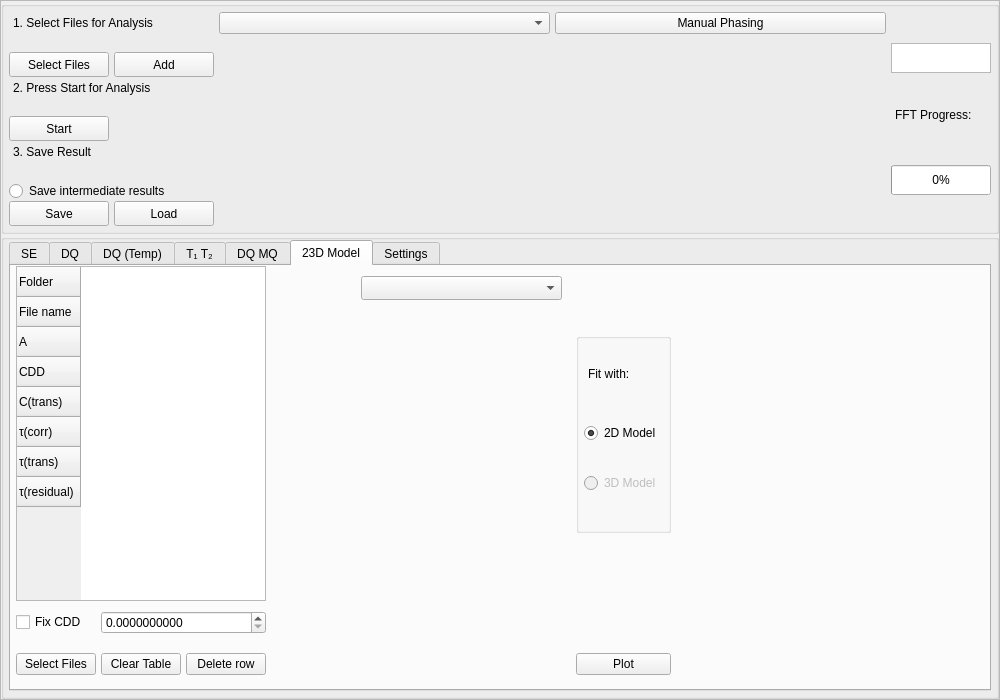
This is form.ui in timesama/M2-Approach as Qt 5 draws it before an edit. The edited form follows.
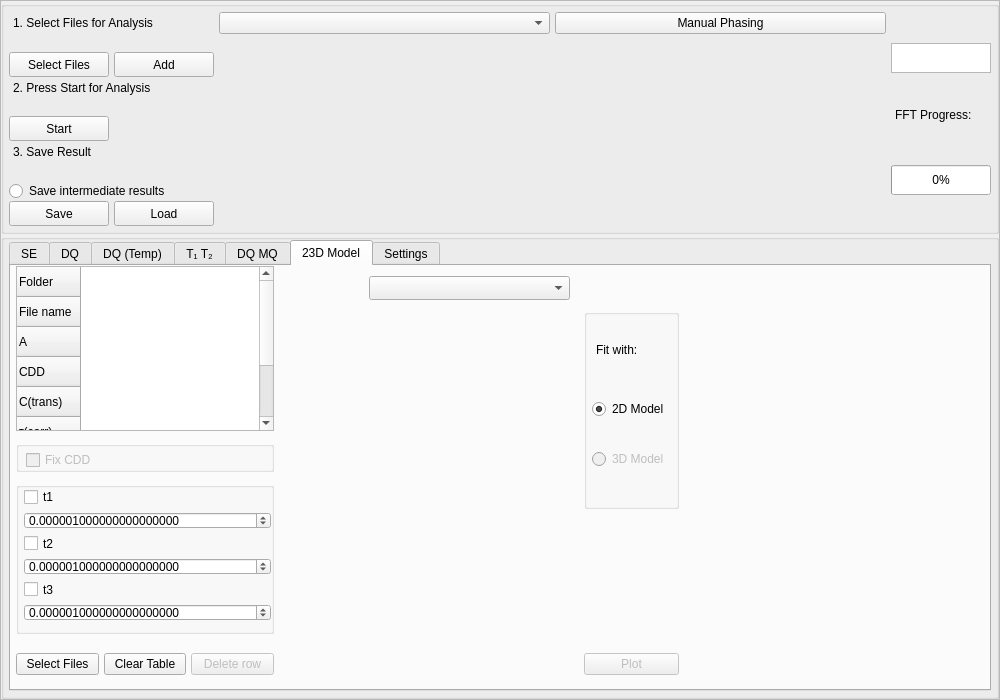
This is the edited form. Custom widgets are drawn as their Qt base class.

Commit message: the simulation of three tau is submitted. It is a good question what to do with CDD (123) In origin it is all different CDD-s

Patch:
```diff
--- a/form.ui
+++ b/form.ui
@@ -2630,7 +2630,7 @@
                 <number>5</number>
                </property>
                <item>
-                <layout class="QGridLayout" name="gridLayout" columnstretch="1,1,1,4,0,4">
+                <layout class="QGridLayout" name="gridLayout" columnstretch="1,1,1,3,0,3">
                  <property name="leftMargin">
                   <number>0</number>
                  </property>
@@ -2646,7 +2646,7 @@
                  <property name="verticalSpacing">
                   <number>10</number>
                  </property>
-                 <item row="0" column="0" colspan="3">
+                 <item row="0" column="0" rowspan="2" colspan="3">
                   <widget class="QTableWidget" name="table_FFC_1">
                    <property name="maximumSize">
                     <size>
@@ -2714,8 +2714,58 @@
                    </row>
                   </widget>
                  </item>
-                 <item row="0" column="5">
-                  <widget class="PlotWidget" name="FFC_Widget_2" native="true">
+                 <item row="6" column="3">
+                  <widget class="QTextEdit" name="textEdit_error_2">
+                   <property name="maximumSize">
+                    <size>
+                     <width>200</width>
+                     <height>40</height>
+                    </size>
+                   </property>
+                   <property name="mouseTracking">
+                    <bool>false</bool>
+                   </property>
+                   <property name="focusPolicy">
+                    <enum>Qt::NoFocus</enum>
+                   </property>
+                   <property name="acceptDrops">
+                    <bool>false</bool>
+                   </property>
+                   <property name="styleSheet">
+                    <string notr="true">background: transparent</string>
+                   </property>
+                   <property name="frameShape">
+                    <enum>QFrame::NoFrame</enum>
+                   </property>
+                   <property name="verticalScrollBarPolicy">
+                    <enum>Qt::ScrollBarAlwaysOff</enum>
+                   </property>
+                   <property name="horizontalScrollBarPolicy">
+                    <enum>Qt::ScrollBarAlwaysOff</enum>
+                   </property>
+                   <property name="sizeAdjustPolicy">
+                    <enum>QAbstractScrollArea::AdjustToContents</enum>
+                   </property>
+                   <property name="undoRedoEnabled">
+                    <bool>false</bool>
+                   </property>
+                   <property name="html">
+                    <string>&lt;!DOCTYPE HTML PUBLIC &quot;-//W3C//DTD HTML 4.0//EN&quot; &quot;http://www.w3.org/TR/REC-html40/strict.dtd&quot;&gt;
+&lt;html&gt;&lt;head&gt;&lt;meta name=&quot;qrichtext&quot; content=&quot;1&quot; /&gt;&lt;meta charset=&quot;utf-8&quot; /&gt;&lt;style type=&quot;text/css&quot;&gt;
+p, li { white-space: pre-wrap; }
+hr { height: 1px; border-width: 0; }
+li.unchecked::marker { content: &quot;\2610&quot;; }
+li.checked::marker { content: &quot;\2612&quot;; }
+&lt;/style&gt;&lt;/head&gt;&lt;body style=&quot; font-family:'Segoe UI'; font-size:9pt; font-weight:400; font-style:normal;&quot;&gt;
+&lt;p style=&quot;-qt-paragraph-type:empty; margin-top:0px; margin-bottom:0px; margin-left:0px; margin-right:0px; -qt-block-indent:0; text-indent:0px;&quot;&gt;&lt;br /&gt;&lt;/p&gt;&lt;/body&gt;&lt;/html&gt;</string>
+                   </property>
+                   <property name="textInteractionFlags">
+                    <set>Qt::NoTextInteraction</set>
+                   </property>
+                  </widget>
+                 </item>
+                 <item row="0" column="3" rowspan="6">
+                  <widget class="PlotWidget" name="FFC_Widget_1" native="true">
                    <property name="minimumSize">
                     <size>
                      <width>300</width>
@@ -2725,23 +2775,35 @@
                    <property name="styleSheet">
                     <string notr="true"/>
                    </property>
+                   <widget class="QComboBox" name="comboBox_8">
+                    <property name="geometry">
+                     <rect>
+                      <x>90</x>
+                      <y>10</y>
+                      <width>201</width>
+                      <height>24</height>
+                     </rect>
+                    </property>
+                    <property name="styleSheet">
+                     <string notr="true">background: none</string>
+                    </property>
+                    <property name="placeholderText">
+                     <string>Choose File for Analysis</string>
+                    </property>
+                   </widget>
                   </widget>
                  </item>
-                 <item row="2" column="4">
-                  <widget class="QPushButton" name="btn_Plot1_2">
-                   <property name="text">
-                    <string>Plot</string>
+                 <item row="6" column="2">
+                  <widget class="QPushButton" name="btn_DeleteRow_2">
+                   <property name="enabled">
+                    <bool>false</bool>
                    </property>
-                  </widget>
-                 </item>
-                 <item row="2" column="0">
-                  <widget class="QPushButton" name="btn_SelectFiles_FFC">
                    <property name="text">
-                    <string>Select Files</string>
+                    <string>Delete row</string>
                    </property>
                   </widget>
                  </item>
-                 <item row="0" column="4">
+                 <item row="0" column="4" rowspan="5">
                   <widget class="QGroupBox" name="groupBox_equations_5">
                    <property name="minimumSize">
                     <size>
@@ -2844,123 +2906,233 @@
                    </layout>
                   </widget>
                  </item>
-                 <item row="2" column="3">
-                  <widget class="QTextEdit" name="textEdit_error_2">
+                 <item row="4" column="0" rowspan="2" colspan="3">
+                  <widget class="QGroupBox" name="groupBox_equations_6">
+                   <property name="minimumSize">
+                    <size>
+                     <width>50</width>
+                     <height>50</height>
+                    </size>
+                   </property>
                    <property name="maximumSize">
                     <size>
-                     <width>200</width>
-                     <height>40</height>
+                     <width>400</width>
+                     <height>400</height>
                     </size>
                    </property>
-                   <property name="mouseTracking">
+                   <property name="title">
+                    <string/>
+                   </property>
+                   <layout class="QVBoxLayout" name="verticalLayout_10">
+                    <property name="leftMargin">
+                     <number>5</number>
+                    </property>
+                    <property name="topMargin">
+                     <number>0</number>
+                    </property>
+                    <property name="rightMargin">
+                     <number>0</number>
+                    </property>
+                    <property name="bottomMargin">
+                     <number>10</number>
+                    </property>
+                    <item>
+                     <widget class="QCheckBox" name="checkBox_5">
+                      <property name="text">
+                       <string>t1</string>
+                      </property>
+                     </widget>
+                    </item>
+                    <item>
+                     <widget class="QDoubleSpinBox" name="doubleSpinBox_2">
+                      <property name="showGroupSeparator" stdset="0">
+                       <bool>true</bool>
+                      </property>
+                      <property name="decimals">
+                       <number>21</number>
+                      </property>
+                      <property name="minimum">
+                       <double>0.000000000000000</double>
+                      </property>
+                      <property name="maximum">
+                       <double>10000000000.000000000000000</double>
+                      </property>
+                      <property name="singleStep">
+                       <double>0.001000000000000</double>
+                      </property>
+                      <property name="stepType">
+                       <enum>QAbstractSpinBox::AdaptiveDecimalStepType</enum>
+                      </property>
+                      <property name="value">
+                       <double>0.000001000000000</double>
+                      </property>
+                     </widget>
+                    </item>
+                    <item>
+                     <widget class="QCheckBox" name="checkBox_4">
+                      <property name="text">
+                       <string>t2</string>
+                      </property>
+                     </widget>
+                    </item>
+                    <item>
+                     <widget class="QDoubleSpinBox" name="doubleSpinBox_3">
+                      <property name="showGroupSeparator" stdset="0">
+                       <bool>true</bool>
+                      </property>
+                      <property name="decimals">
+                       <number>21</number>
+                      </property>
+                      <property name="minimum">
+                       <double>0.000000000000000</double>
+                      </property>
+                      <property name="maximum">
+                       <double>10000000000.000000000000000</double>
+                      </property>
+                      <property name="singleStep">
+                       <double>0.001000000000000</double>
+                      </property>
+                      <property name="stepType">
+                       <enum>QAbstractSpinBox::AdaptiveDecimalStepType</enum>
+                      </property>
+                      <property name="value">
+                       <double>0.000001000000000</double>
+                      </property>
+                     </widget>
+                    </item>
+                    <item>
+                     <widget class="QCheckBox" name="checkBox_6">
+                      <property name="text">
+                       <string>t3</string>
+                      </property>
+                     </widget>
+                    </item>
+                    <item>
+                     <widget class="QDoubleSpinBox" name="doubleSpinBox_4">
+                      <property name="showGroupSeparator" stdset="0">
+                       <bool>true</bool>
+                      </property>
+                      <property name="decimals">
+                       <number>21</number>
+                      </property>
+                      <property name="minimum">
+                       <double>0.000000000000000</double>
+                      </property>
+                      <property name="maximum">
+                       <double>10000000000.000000000000000</double>
+                      </property>
+                      <property name="singleStep">
+                       <double>0.001000000000000</double>
+                      </property>
+                      <property name="stepType">
+                       <enum>QAbstractSpinBox::AdaptiveDecimalStepType</enum>
+                      </property>
+                      <property name="value">
+                       <double>0.000001000000000</double>
+                      </property>
+                     </widget>
+                    </item>
+                   </layout>
+                  </widget>
+                 </item>
+                 <item row="6" column="4">
+                  <widget class="QPushButton" name="btn_Plot1_2">
+                   <property name="enabled">
                     <bool>false</bool>
                    </property>
-                   <property name="focusPolicy">
-                    <enum>Qt::NoFocus</enum>
+                   <property name="text">
+                    <string>Plot</string>
                    </property>
-                   <property name="acceptDrops">
-                    <bool>false</bool>
+                  </widget>
+                 </item>
+                 <item row="6" column="0">
+                  <widget class="QPushButton" name="btn_SelectFiles_FFC">
+                   <property name="text">
+                    <string>Select Files</string>
+                   </property>
+                  </widget>
+                 </item>
+                 <item row="0" column="5" rowspan="6">
+                  <widget class="PlotWidget" name="FFC_Widget_2" native="true">
+                   <property name="minimumSize">
+                    <size>
+                     <width>300</width>
+                     <height>0</height>
+                    </size>
                    </property>
                    <property name="styleSheet">
-                    <string notr="true">background: transparent</string>
-                   </property>
-                   <property name="frameShape">
-                    <enum>QFrame::NoFrame</enum>
-                   </property>
-                   <property name="verticalScrollBarPolicy">
-                    <enum>Qt::ScrollBarAlwaysOff</enum>
-                   </property>
-                   <property name="horizontalScrollBarPolicy">
-                    <enum>Qt::ScrollBarAlwaysOff</enum>
-                   </property>
-                   <property name="sizeAdjustPolicy">
-                    <enum>QAbstractScrollArea::AdjustToContents</enum>
-                   </property>
-                   <property name="undoRedoEnabled">
-                    <bool>false</bool>
-                   </property>
-                   <property name="html">
-                    <string>&lt;!DOCTYPE HTML PUBLIC &quot;-//W3C//DTD HTML 4.0//EN&quot; &quot;http://www.w3.org/TR/REC-html40/strict.dtd&quot;&gt;
-&lt;html&gt;&lt;head&gt;&lt;meta name=&quot;qrichtext&quot; content=&quot;1&quot; /&gt;&lt;meta charset=&quot;utf-8&quot; /&gt;&lt;style type=&quot;text/css&quot;&gt;
-p, li { white-space: pre-wrap; }
-hr { height: 1px; border-width: 0; }
-li.unchecked::marker { content: &quot;\2610&quot;; }
-li.checked::marker { content: &quot;\2612&quot;; }
-&lt;/style&gt;&lt;/head&gt;&lt;body style=&quot; font-family:'Segoe UI'; font-size:9pt; font-weight:400; font-style:normal;&quot;&gt;
-&lt;p style=&quot;-qt-paragraph-type:empty; margin-top:0px; margin-bottom:0px; margin-left:0px; margin-right:0px; -qt-block-indent:0; text-indent:0px;&quot;&gt;&lt;br /&gt;&lt;/p&gt;&lt;/body&gt;&lt;/html&gt;</string>
-                   </property>
-                   <property name="textInteractionFlags">
-                    <set>Qt::NoTextInteraction</set>
+                    <string notr="true"/>
                    </property>
                   </widget>
                  </item>
-                 <item row="2" column="1">
+                 <item row="6" column="1">
                   <widget class="QPushButton" name="btn_ClearTable_3">
                    <property name="text">
                     <string>Clear Table</string>
                    </property>
                   </widget>
                  </item>
-                 <item row="0" column="3">
-                  <widget class="PlotWidget" name="FFC_Widget_1" native="true">
-                   <property name="minimumSize">
+                 <item row="2" column="0" rowspan="2" colspan="3">
+                  <widget class="QGroupBox" name="groupBox_6">
+                   <property name="maximumSize">
                     <size>
-                     <width>300</width>
-                     <height>0</height>
+                     <width>400</width>
+                     <height>400</height>
                     </size>
                    </property>
-                   <property name="styleSheet">
-                    <string notr="true"/>
+                   <property name="title">
+                    <string/>
                    </property>
-                   <widget class="QComboBox" name="comboBox_8">
+                   <widget class="QDoubleSpinBox" name="doubleSpinBox">
                     <property name="geometry">
                      <rect>
-                      <x>90</x>
-                      <y>10</y>
-                      <width>201</width>
-                      <height>24</height>
+                      <x>10</x>
+                      <y>40</y>
+                      <width>251</width>
+                      <height>20</height>
                      </rect>
                     </property>
-                    <property name="styleSheet">
-                     <string notr="true">background: none</string>
+                    <property name="maximumSize">
+                     <size>
+                      <width>400</width>
+                      <height>20</height>
+                     </size>
                     </property>
-                    <property name="placeholderText">
-                     <string>Choose File for Analysis</string>
+                    <property name="showGroupSeparator" stdset="0">
+                     <bool>true</bool>
                     </property>
+                    <property name="decimals">
+                     <number>21</number>
+                    </property>
+                    <property name="minimum">
+                     <double>0.000000000000000</double>
+                    </property>
+                    <property name="maximum">
+                     <double>10000000000.000000000000000</double>
+                    </property>
+                    <property name="singleStep">
+                     <double>0.001000000000000</double>
+                    </property>
                    </widget>
-                  </widget>
-                 </item>
-                 <item row="2" column="2">
-                  <widget class="QPushButton" name="btn_DeleteRow_2">
-                   <property name="text">
-                    <string>Delete row</string>
-                   </property>
-                  </widget>
-                 </item>
-                 <item row="1" column="0">
-                  <widget class="QCheckBox" name="checkBox_3">
-                   <property name="enabled">
-                    <bool>true</bool>
-                   </property>
-                   <property name="text">
-                    <string>Fix CDD</string>
-                   </property>
-                   <property name="checked">
-                    <bool>false</bool>
-                   </property>
-                  </widget>
-                 </item>
-                 <item row="1" column="1" colspan="2">
-                  <widget class="QDoubleSpinBox" name="doubleSpinBox">
-                   <property name="decimals">
-                    <number>10</number>
-                   </property>
-                   <property name="minimum">
-                    <double>0.000000000000000</double>
-                   </property>
-                   <property name="maximum">
-                    <double>10000000000.000000000000000</double>
-                   </property>
+                   <widget class="QCheckBox" name="checkBox_3">
+                    <property name="enabled">
+                     <bool>false</bool>
+                    </property>
+                    <property name="geometry">
+                     <rect>
+                      <x>10</x>
+                      <y>8</y>
+                      <width>80</width>
+                      <height>22</height>
+                     </rect>
+                    </property>
+                    <property name="text">
+                     <string>Fix CDD</string>
+                    </property>
+                    <property name="checked">
+                     <bool>false</bool>
+                    </property>
+                   </widget>
                   </widget>
                  </item>
                 </layout>
```
The commit also changes 2 other files.
